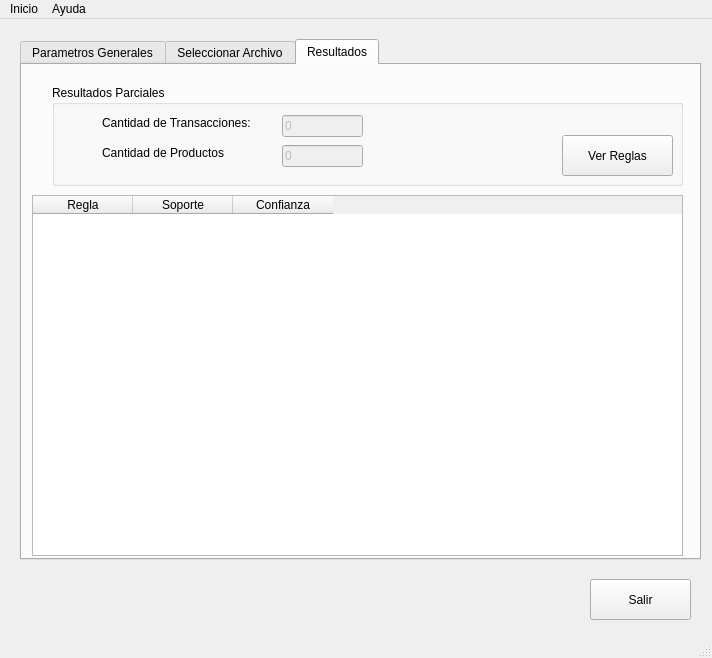
lucassebib/apriori, file src/menuPrincipal.ui: the form before one commit.
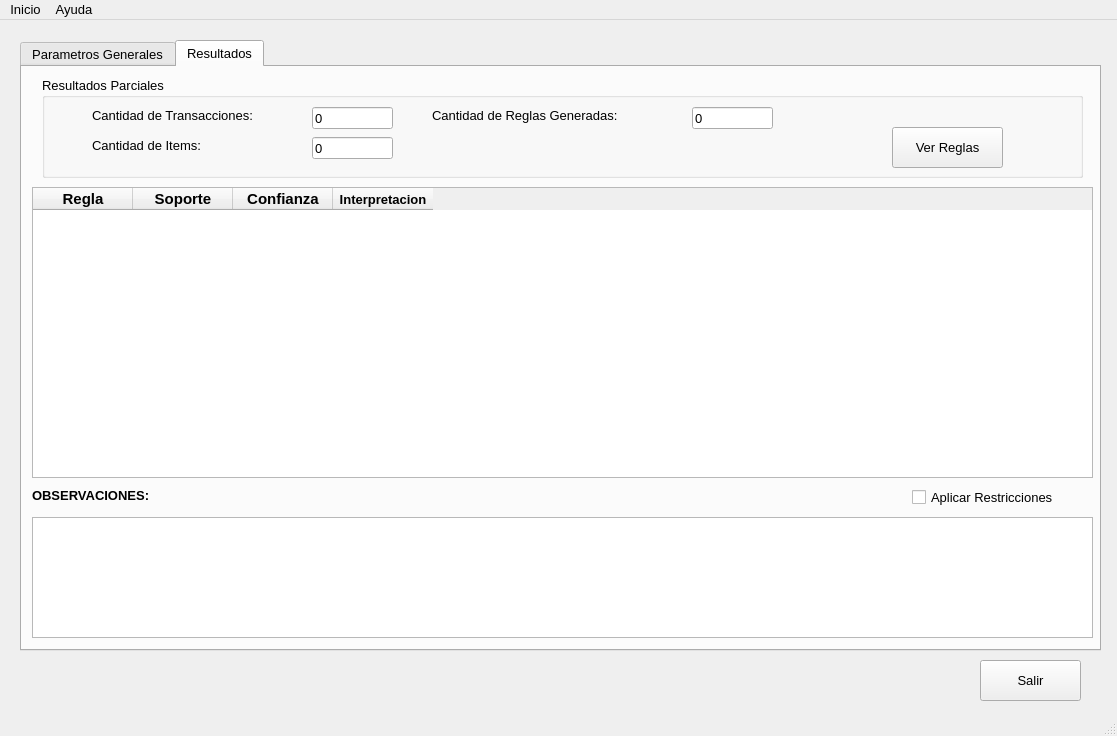
The form after the commit. Icons and pictures are not drawn.

Diff of the .ui file:
```diff
--- a/src/menuPrincipal.ui
+++ b/src/menuPrincipal.ui
@@ -6,10 +6,22 @@
    <rect>
     <x>0</x>
     <y>0</y>
-    <width>712</width>
-    <height>658</height>
+    <width>1117</width>
+    <height>736</height>
    </rect>
   </property>
+  <property name="sizePolicy">
+   <sizepolicy hsizetype="Preferred" vsizetype="Preferred">
+    <horstretch>0</horstretch>
+    <verstretch>0</verstretch>
+   </sizepolicy>
+  </property>
+  <property name="maximumSize">
+   <size>
+    <width>1117</width>
+    <height>736</height>
+   </size>
+  </property>
   <property name="windowTitle">
    <string>AppRules</string>
   </property>
@@ -21,12 +33,17 @@
    <widget class="QPushButton" name="btn_salir">
     <property name="geometry">
      <rect>
-      <x>590</x>
-      <y>560</y>
+      <x>980</x>
+      <y>640</y>
       <width>101</width>
       <height>41</height>
      </rect>
     </property>
+    <property name="font">
+     <font>
+      <pointsize>10</pointsize>
+     </font>
+    </property>
     <property name="toolTip">
      <string>&lt;html&gt;&lt;head/&gt;&lt;body&gt;&lt;p&gt;Salir de la Aplicacion&lt;/p&gt;&lt;/body&gt;&lt;/html&gt;</string>
     </property>
@@ -39,10 +56,15 @@
      <rect>
       <x>20</x>
       <y>20</y>
-      <width>681</width>
-      <height>521</height>
+      <width>1081</width>
+      <height>611</height>
      </rect>
     </property>
+    <property name="font">
+     <font>
+      <pointsize>10</pointsize>
+     </font>
+    </property>
     <property name="currentIndex">
      <number>2</number>
     </property>
@@ -182,11 +204,70 @@
        </property>
       </widget>
      </widget>
-    </widget>
-    <widget class="QWidget" name="tab_2">
-     <attribute name="title">
-      <string>Seleccionar Archivo</string>
-     </attribute>
+     <widget class="QSpinBox" name="sb_max_consecuentes">
+      <property name="enabled">
+       <bool>false</bool>
+      </property>
+      <property name="geometry">
+       <rect>
+        <x>980</x>
+        <y>100</y>
+        <width>61</width>
+        <height>22</height>
+       </rect>
+      </property>
+      <property name="minimum">
+       <number>1</number>
+      </property>
+      <property name="value">
+       <number>5</number>
+      </property>
+     </widget>
+     <widget class="QCheckBox" name="cb_max_antecedentes">
+      <property name="geometry">
+       <rect>
+        <x>760</x>
+        <y>60</y>
+        <width>231</width>
+        <height>20</height>
+       </rect>
+      </property>
+      <property name="text">
+       <string>Minimo de Antecedentes:</string>
+      </property>
+     </widget>
+     <widget class="QCheckBox" name="cb_max_consecuentes">
+      <property name="geometry">
+       <rect>
+        <x>760</x>
+        <y>100</y>
+        <width>221</width>
+        <height>20</height>
+       </rect>
+      </property>
+      <property name="text">
+       <string>Minimo de Consecuentes:</string>
+      </property>
+     </widget>
+     <widget class="QSpinBox" name="sb_max_antecedentes">
+      <property name="enabled">
+       <bool>false</bool>
+      </property>
+      <property name="geometry">
+       <rect>
+        <x>980</x>
+        <y>60</y>
+        <width>61</width>
+        <height>22</height>
+       </rect>
+      </property>
+      <property name="minimum">
+       <number>1</number>
+      </property>
+      <property name="value">
+       <number>5</number>
+      </property>
+     </widget>
      <widget class="QGroupBox" name="groupBox">
       <property name="geometry">
        <rect>
@@ -363,12 +444,17 @@
      <widget class="QGroupBox" name="groupBox_2">
       <property name="geometry">
        <rect>
-        <x>30</x>
-        <y>20</y>
-        <width>631</width>
+        <x>20</x>
+        <y>10</y>
+        <width>1041</width>
         <height>101</height>
        </rect>
       </property>
+      <property name="font">
+       <font>
+        <pointsize>10</pointsize>
+       </font>
+      </property>
       <property name="title">
        <string>Resultados Parciales</string>
       </property>
@@ -377,10 +463,15 @@
         <rect>
          <x>50</x>
          <y>30</y>
-         <width>171</width>
+         <width>201</width>
          <height>16</height>
         </rect>
        </property>
+       <property name="font">
+        <font>
+         <pointsize>10</pointsize>
+        </font>
+       </property>
        <property name="text">
         <string>Cantidad de Transacciones:</string>
        </property>
@@ -390,26 +481,39 @@
         <rect>
          <x>50</x>
          <y>60</y>
-         <width>151</width>
+         <width>201</width>
          <height>16</height>
         </rect>
        </property>
+       <property name="font">
+        <font>
+         <pointsize>10</pointsize>
+        </font>
+       </property>
        <property name="text">
-        <string>Cantidad de Productos</string>
+        <string>Cantidad de Items:</string>
        </property>
       </widget>
       <widget class="QLineEdit" name="le_cant_transacciones">
        <property name="enabled">
-        <bool>false</bool>
+        <bool>true</bool>
        </property>
        <property name="geometry">
         <rect>
-         <x>230</x>
+         <x>270</x>
          <y>30</y>
          <width>81</width>
          <height>22</height>
         </rect>
        </property>
+       <property name="font">
+        <font>
+         <pointsize>10</pointsize>
+        </font>
+       </property>
+       <property name="layoutDirection">
+        <enum>Qt::LeftToRight</enum>
+       </property>
        <property name="text">
         <string>0</string>
        </property>
@@ -419,16 +523,21 @@
       </widget>
       <widget class="QLineEdit" name="le_cant_productos">
        <property name="enabled">
-        <bool>false</bool>
+        <bool>true</bool>
        </property>
        <property name="geometry">
         <rect>
-         <x>230</x>
+         <x>270</x>
          <y>60</y>
          <width>81</width>
          <height>22</height>
         </rect>
        </property>
+       <property name="font">
+        <font>
+         <pointsize>10</pointsize>
+        </font>
+       </property>
        <property name="layoutDirection">
         <enum>Qt::LeftToRight</enum>
        </property>
@@ -446,49 +555,205 @@
        </property>
       </widget>
       <widget class="QPushButton" name="btn_ver_reglas">
+       <property name="enabled">
+        <bool>true</bool>
+       </property>
        <property name="geometry">
         <rect>
-         <x>510</x>
+         <x>850</x>
          <y>50</y>
          <width>111</width>
          <height>41</height>
         </rect>
        </property>
+       <property name="font">
+        <font>
+         <pointsize>10</pointsize>
+        </font>
+       </property>
+       <property name="mouseTracking">
+        <bool>false</bool>
+       </property>
        <property name="toolTip">
         <string>&lt;html&gt;&lt;head/&gt;&lt;body&gt;&lt;p&gt;Ver Reglas Generadas&lt;/p&gt;&lt;/body&gt;&lt;/html&gt;</string>
        </property>
+       <property name="styleSheet">
+        <string notr="true"/>
+       </property>
+       <property name="inputMethodHints">
+        <set>Qt::ImhNone</set>
+       </property>
        <property name="text">
         <string>Ver Reglas</string>
        </property>
+       <property name="autoDefault">
+        <bool>false</bool>
+       </property>
+       <property name="default">
+        <bool>false</bool>
+       </property>
+       <property name="flat">
+        <bool>false</bool>
+       </property>
+      </widget>
+      <widget class="QLabel" name="label_5">
+       <property name="geometry">
+        <rect>
+         <x>390</x>
+         <y>30</y>
+         <width>241</width>
+         <height>16</height>
+        </rect>
+       </property>
+       <property name="font">
+        <font>
+         <pointsize>10</pointsize>
+        </font>
+       </property>
+       <property name="text">
+        <string>Cantidad de Reglas Generadas:</string>
+       </property>
+      </widget>
+      <widget class="QLineEdit" name="le_cant_reglas">
+       <property name="enabled">
+        <bool>true</bool>
+       </property>
+       <property name="geometry">
+        <rect>
+         <x>650</x>
+         <y>30</y>
+         <width>81</width>
+         <height>22</height>
+        </rect>
+       </property>
+       <property name="font">
+        <font>
+         <pointsize>10</pointsize>
+        </font>
+       </property>
+       <property name="layoutDirection">
+        <enum>Qt::LeftToRight</enum>
+       </property>
+       <property name="text">
+        <string>0</string>
+       </property>
+       <property name="readOnly">
+        <bool>true</bool>
+       </property>
       </widget>
      </widget>
      <widget class="QTableWidget" name="tw_rules">
       <property name="geometry">
        <rect>
         <x>10</x>
-        <y>130</y>
-        <width>651</width>
-        <height>361</height>
+        <y>120</y>
+        <width>1061</width>
+        <height>291</height>
        </rect>
       </property>
       <property name="columnCount">
-       <number>3</number>
+       <number>4</number>
       </property>
       <column>
        <property name="text">
         <string>Regla</string>
        </property>
+       <property name="font">
+        <font>
+         <pointsize>11</pointsize>
+         <weight>75</weight>
+         <bold>true</bold>
+        </font>
+       </property>
+       <property name="foreground">
+        <brush brushstyle="SolidPattern">
+         <color alpha="255">
+          <red>0</red>
+          <green>0</green>
+          <blue>0</blue>
+         </color>
+        </brush>
+       </property>
       </column>
       <column>
        <property name="text">
         <string>Soporte</string>
        </property>
+       <property name="font">
+        <font>
+         <pointsize>11</pointsize>
+         <weight>75</weight>
+         <bold>true</bold>
+        </font>
+       </property>
       </column>
       <column>
        <property name="text">
         <string>Confianza</string>
        </property>
+       <property name="font">
+        <font>
+         <pointsize>11</pointsize>
+         <weight>75</weight>
+         <bold>true</bold>
+        </font>
+       </property>
       </column>
+      <column>
+       <property name="text">
+        <string>Interpretacion</string>
+       </property>
+       <property name="font">
+        <font>
+         <pointsize>10</pointsize>
+         <weight>75</weight>
+         <bold>true</bold>
+        </font>
+       </property>
+      </column>
+     </widget>
+     <widget class="QTextEdit" name="te_observaciones">
+      <property name="geometry">
+       <rect>
+        <x>10</x>
+        <y>450</y>
+        <width>1061</width>
+        <height>121</height>
+       </rect>
+      </property>
+     </widget>
+     <widget class="QLabel" name="label_4">
+      <property name="geometry">
+       <rect>
+        <x>10</x>
+        <y>420</y>
+        <width>201</width>
+        <height>16</height>
+       </rect>
+      </property>
+      <property name="font">
+       <font>
+        <pointsize>10</pointsize>
+        <weight>75</weight>
+        <bold>true</bold>
+       </font>
+      </property>
+      <property name="text">
+       <string>OBSERVACIONES:</string>
+      </property>
+     </widget>
+     <widget class="QCheckBox" name="cb_aplicar_restricc">
+      <property name="geometry">
+       <rect>
+        <x>890</x>
+        <y>420</y>
+        <width>181</width>
+        <height>20</height>
+       </rect>
+      </property>
+      <property name="text">
+       <string>Aplicar Restricciones</string>
+      </property>
      </widget>
     </widget>
    </widget>
@@ -498,10 +763,15 @@
     <rect>
      <x>0</x>
      <y>0</y>
-     <width>712</width>
-     <height>26</height>
+     <width>1117</width>
+     <height>29</height>
     </rect>
    </property>
+   <property name="font">
+    <font>
+     <pointsize>10</pointsize>
+    </font>
+   </property>
    <widget class="QMenu" name="menuInicio">
     <property name="title">
      <string>Inicio</string>
```
Left out of the diff: 137 changed lines with no effect on the pictures.
